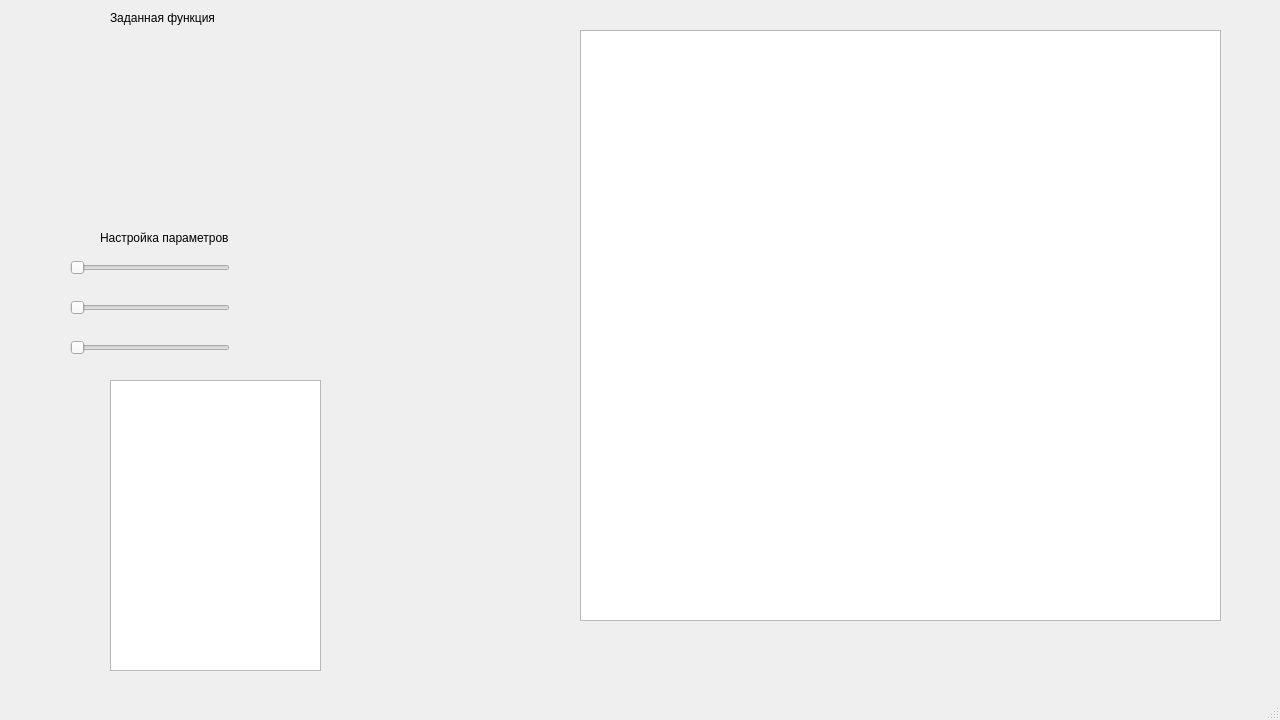
Meeshkann/TIMP-Task, file MyClient/mainwindow.ui: the form before one commit.
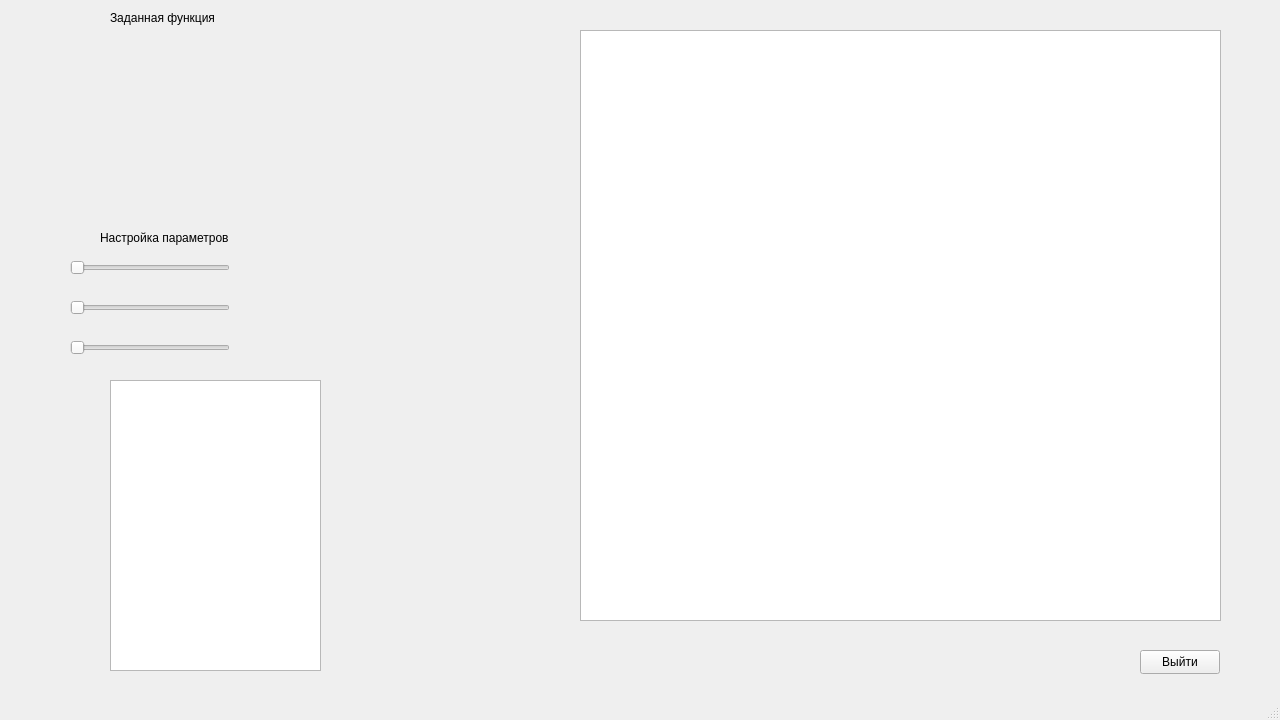
The form after the commit. Icons and pictures are not drawn.

```diff
--- a/MyClient/mainwindow.ui
+++ b/MyClient/mainwindow.ui
@@ -67,9 +67,9 @@
     <property name="geometry">
      <rect>
       <x>10</x>
-      <y>0</y>
-      <width>561</width>
-      <height>241</height>
+      <y>30</y>
+      <width>521</width>
+      <height>211</height>
      </rect>
     </property>
     <property name="text">
@@ -115,6 +115,19 @@
      </rect>
     </property>
    </widget>
+   <widget class="QPushButton" name="logoutBtn">
+    <property name="geometry">
+     <rect>
+      <x>1140</x>
+      <y>650</y>
+      <width>80</width>
+      <height>24</height>
+     </rect>
+    </property>
+    <property name="text">
+     <string>Выйти</string>
+    </property>
+   </widget>
   </widget>
   <widget class="QMenuBar" name="menubar">
    <property name="geometry">
```
Left out of the diff: 2 changed lines with no effect on the pictures.
